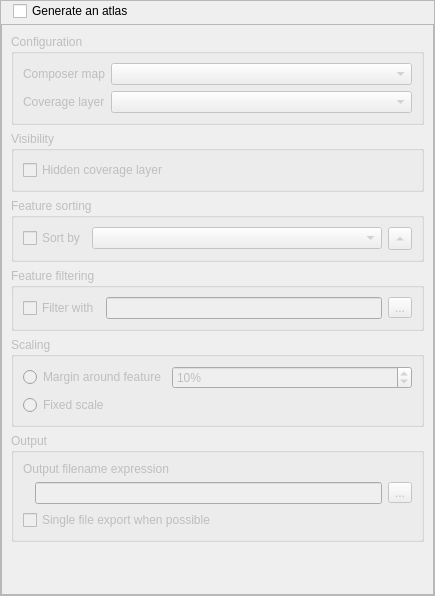
qgis/QGIS, file src/ui/qgsatlascompositionwidgetbase.ui: the form before one commit.
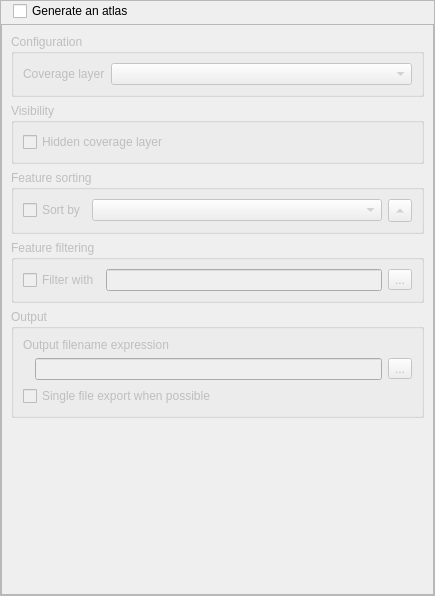
The form after the commit. Custom widgets are drawn as their Qt base class.

Commit message: [FEATURE][composer] Allow for more than one atlas controlled map in compositions (or none), by moving some atlas properties to map items (fix #9248) (fix #6484)

What changed in the file:
```diff
--- a/src/ui/qgsatlascompositionwidgetbase.ui
+++ b/src/ui/qgsatlascompositionwidgetbase.ui
@@ -91,7 +91,7 @@
            <x>0</x>
            <y>0</y>
            <width>431</width>
-           <height>568</height>
+           <height>567</height>
           </rect>
          </property>
          <layout class="QVBoxLayout" name="mainLayout">
@@ -123,27 +123,13 @@
               <set>Qt::AlignLeading|Qt::AlignLeft|Qt::AlignVCenter</set>
              </property>
              <item row="0" column="0">
-              <widget class="QLabel" name="mVerticalAlignementLabel">
-               <property name="text">
-                <string>Composer map</string>
-               </property>
-              </widget>
-             </item>
-             <item row="0" column="1">
-              <layout class="QHBoxLayout" name="horizontalLayout_6">
-               <item>
-                <widget class="QComboBox" name="mComposerMapComboBox"/>
-               </item>
-              </layout>
-             </item>
-             <item row="1" column="0">
               <widget class="QLabel" name="mHorizontalAlignementLabel">
                <property name="text">
                 <string>Coverage layer</string>
                </property>
               </widget>
              </item>
-             <item row="1" column="1">
+             <item row="0" column="1">
               <layout class="QHBoxLayout" name="horizontalLayout_5">
                <item>
                 <widget class="QComboBox" name="mAtlasCoverageLayerComboBox"/>
@@ -280,60 +266,6 @@
             </layout>
            </widget>
           </item>
-          <item>
-           <widget class="QgsCollapsibleGroupBoxBasic" name="mScalingGroup">
-            <property name="enabled">
-             <bool>false</bool>
-            </property>
-            <property name="title">
-             <string>Scaling</string>
-            </property>
-            <property name="checkable">
-             <bool>false</bool>
-            </property>
-            <property name="syncGroup" stdset="0">
-             <string notr="true">composeritem</string>
-            </property>
-            <property name="collapsed" stdset="0">
-             <bool>false</bool>
-            </property>
-            <layout class="QGridLayout" name="gridLayout_2">
-             <item row="0" column="0">
-              <widget class="QRadioButton" name="mAtlasMarginRadio">
-               <property name="text">
-                <string>Margin around feature</string>
-               </property>
-              </widget>
-             </item>
-             <item row="0" column="1">
-              <widget class="QSpinBox" name="mAtlasMarginSpinBox">
-               <property name="sizePolicy">
-                <sizepolicy hsizetype="Expanding" vsizetype="Fixed">
-                 <horstretch>0</horstretch>
-                 <verstretch>0</verstretch>
-                </sizepolicy>
-               </property>
-               <property name="suffix">
-                <string>%</string>
-               </property>
-               <property name="maximum">
-                <number>100</number>
-               </property>
-               <property name="value">
-                <number>10</number>
-               </property>
-              </widget>
-             </item>
-             <item row="1" column="0">
-              <widget class="QRadioButton" name="mAtlasFixedScaleRadio">
-               <property name="text">
-                <string>Fixed scale</string>
-               </property>
-              </widget>
-             </item>
-            </layout>
-           </widget>
-          </item>
           <item>
            <widget class="QgsCollapsibleGroupBoxBasic" name="mOutputGroup">
             <property name="enabled">
```
Left out of the diff: 26 changed lines with no effect on the pictures. The commit also changes 30 other files.
